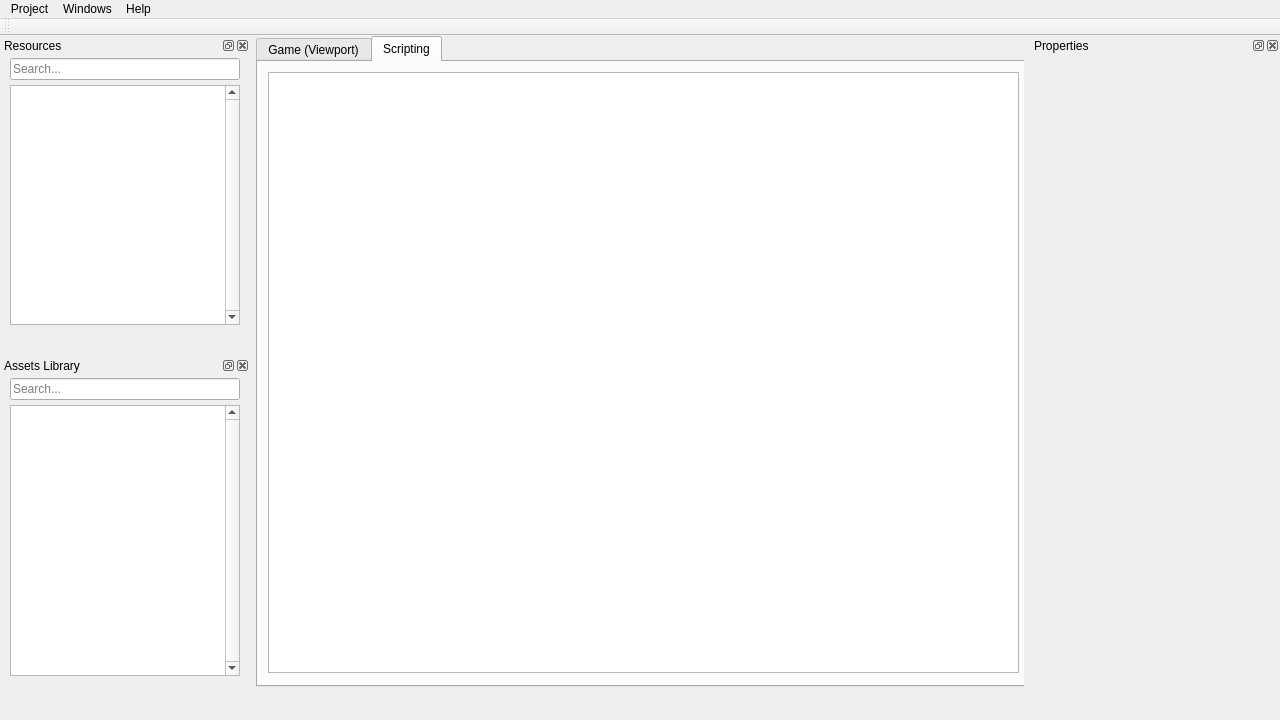
The window that Pyglet Engine/untitled.ui (RedEgs/Cats-Citrus-Attack-TD) describes before a commit, drawn with Qt 5.
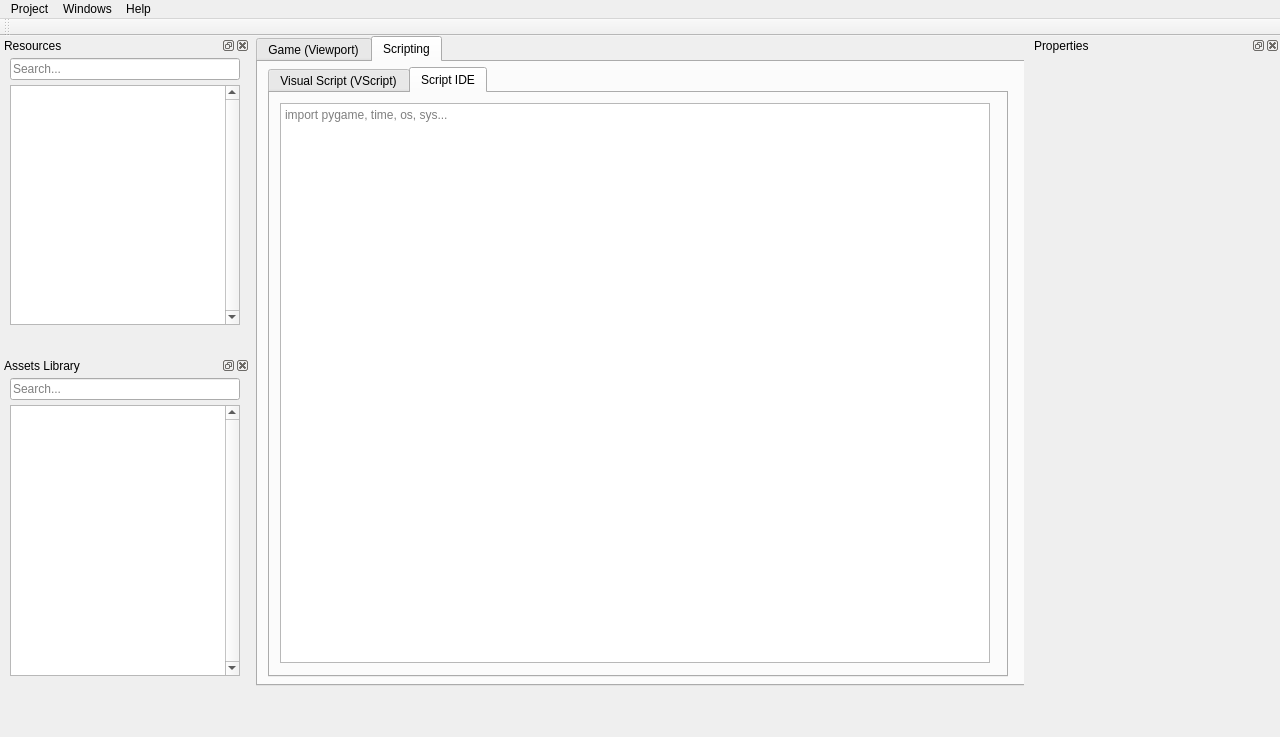
The same window after the commit.

```diff
--- a/Pyglet Engine/untitled.ui
+++ b/Pyglet Engine/untitled.ui
@@ -7,7 +7,7 @@
     <x>0</x>
     <y>0</y>
     <width>1280</width>
-    <height>720</height>
+    <height>737</height>
    </rect>
   </property>
   <property name="minimumSize">
@@ -25,8 +25,8 @@
      <rect>
       <x>0</x>
       <y>0</y>
-      <width>780</width>
-      <height>651</height>
+      <width>770</width>
+      <height>650</height>
      </rect>
     </property>
     <property name="currentIndex">
@@ -41,18 +41,72 @@
      <attribute name="title">
       <string>Scripting</string>
      </attribute>
-     <widget class="QTextEdit" name="script_edit">
+     <widget class="QTabWidget" name="script_tabs">
       <property name="geometry">
        <rect>
         <x>10</x>
-        <y>10</y>
-        <width>751</width>
-        <height>601</height>
+        <y>5</y>
+        <width>740</width>
+        <height>610</height>
        </rect>
       </property>
-      <property name="frameShadow">
-       <enum>QFrame::Raised</enum>
+      <property name="tabPosition">
+       <enum>QTabWidget::North</enum>
       </property>
+      <property name="tabShape">
+       <enum>QTabWidget::Rounded</enum>
+      </property>
+      <property name="currentIndex">
+       <number>1</number>
+      </property>
+      <property name="elideMode">
+       <enum>Qt::ElideLeft</enum>
+      </property>
+      <property name="usesScrollButtons">
+       <bool>true</bool>
+      </property>
+      <widget class="QWidget" name="vscript_tab">
+       <attribute name="title">
+        <string>Visual Script (VScript)</string>
+       </attribute>
+       <widget class="QGraphicsView" name="vscript_workspace">
+        <property name="geometry">
+         <rect>
+          <x>10</x>
+          <y>10</y>
+          <width>710</width>
+          <height>560</height>
+         </rect>
+        </property>
+       </widget>
+      </widget>
+      <widget class="QWidget" name="ide_tab">
+       <attribute name="title">
+        <string>Script IDE</string>
+       </attribute>
+       <widget class="QPlainTextEdit" name="script_edit">
+        <property name="geometry">
+         <rect>
+          <x>10</x>
+          <y>10</y>
+          <width>710</width>
+          <height>560</height>
+         </rect>
+        </property>
+        <property name="frameShape">
+         <enum>QFrame::StyledPanel</enum>
+        </property>
+        <property name="frameShadow">
+         <enum>QFrame::Raised</enum>
+        </property>
+        <property name="lineWidth">
+         <number>0</number>
+        </property>
+        <property name="placeholderText">
+         <string>import pygame, time, os, sys...</string>
+        </property>
+       </widget>
+      </widget>
      </widget>
     </widget>
    </widget>
```
Left out of the diff: 33 changed lines with no effect on the pictures.
